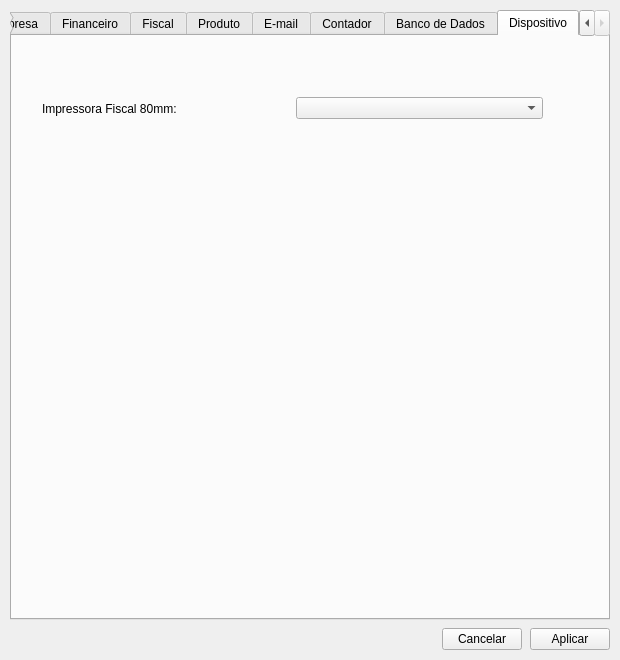
First picture: the form in src/configuracao.ui, repository GabR36/QEstoqueLoja, before the edit.
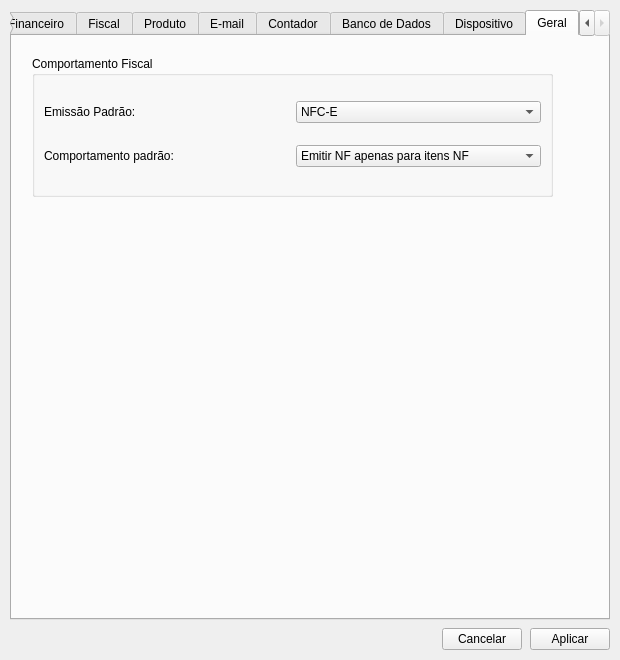
Second picture: the form after the edit. Icons and pictures are not drawn.

Commit message: salvando padroes de emissao nf em configuração

```diff
--- a/src/configuracao.ui
+++ b/src/configuracao.ui
@@ -38,7 +38,7 @@
    <item>
     <widget class="QTabWidget" name="tabWidget">
      <property name="currentIndex">
-      <number>7</number>
+      <number>8</number>
      </property>
      <widget class="QWidget" name="tab">
       <attribute name="title">
@@ -1288,7 +1288,7 @@
       <attribute name="title">
        <string>Dispositivo</string>
       </attribute>
-      <widget class="QWidget" name="">
+      <widget class="QWidget" name="layoutWidget">
        <property name="geometry">
         <rect>
          <x>30</x>
@@ -1317,6 +1317,81 @@
        </layout>
       </widget>
      </widget>
+     <widget class="QWidget" name="tab_9">
+      <attribute name="title">
+       <string>Geral</string>
+      </attribute>
+      <widget class="QGroupBox" name="groupBox_4">
+       <property name="geometry">
+        <rect>
+         <x>20</x>
+         <y>20</y>
+         <width>521</width>
+         <height>141</height>
+        </rect>
+       </property>
+       <property name="title">
+        <string>Comportamento Fiscal</string>
+       </property>
+       <layout class="QVBoxLayout" name="verticalLayout_12">
+        <item>
+         <layout class="QHBoxLayout" name="horizontalLayout_11">
+          <item>
+           <widget class="QLabel" name="label_44">
+            <property name="text">
+             <string>Emissão Padrão:</string>
+            </property>
+           </widget>
+          </item>
+          <item>
+           <widget class="QComboBox" name="CBox_ModeloEmissao">
+            <item>
+             <property name="text">
+              <string>NFC-E</string>
+             </property>
+            </item>
+            <item>
+             <property name="text">
+              <string>NF-E</string>
+             </property>
+            </item>
+            <item>
+             <property name="text">
+              <string>Não emitir NF</string>
+             </property>
+            </item>
+           </widget>
+          </item>
+         </layout>
+        </item>
+        <item>
+         <layout class="QHBoxLayout" name="horizontalLayout_12">
+          <item>
+           <widget class="QLabel" name="label_45">
+            <property name="text">
+             <string>Comportamento padrão:</string>
+            </property>
+           </widget>
+          </item>
+          <item>
+           <widget class="QComboBox" name="CBox_ComportamentoEmissao">
+            <item>
+             <property name="text">
+              <string>Emitir NF apenas para itens NF</string>
+             </property>
+            </item>
+            <item>
+             <property name="text">
+              <string>Emitir NF para todos itens</string>
+             </property>
+            </item>
+           </widget>
+          </item>
+         </layout>
+        </item>
+       </layout>
+      </widget>
+     </widget>
     </widget>
    </item>
    <item>
```
The commit also changes 3 other files.
